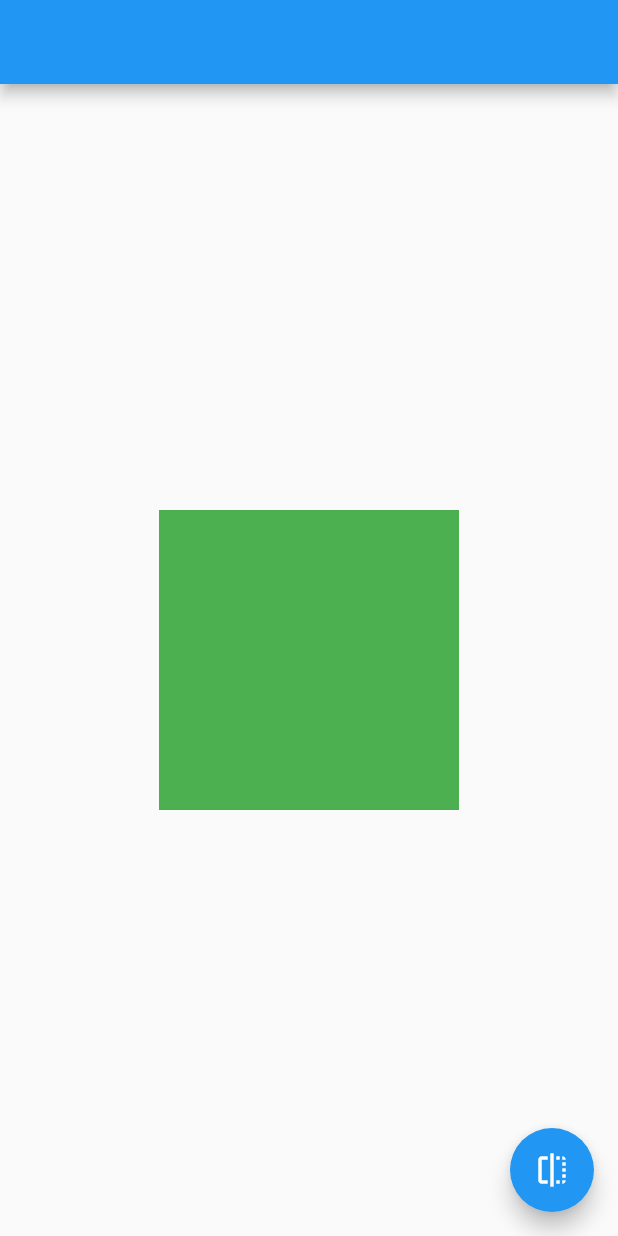
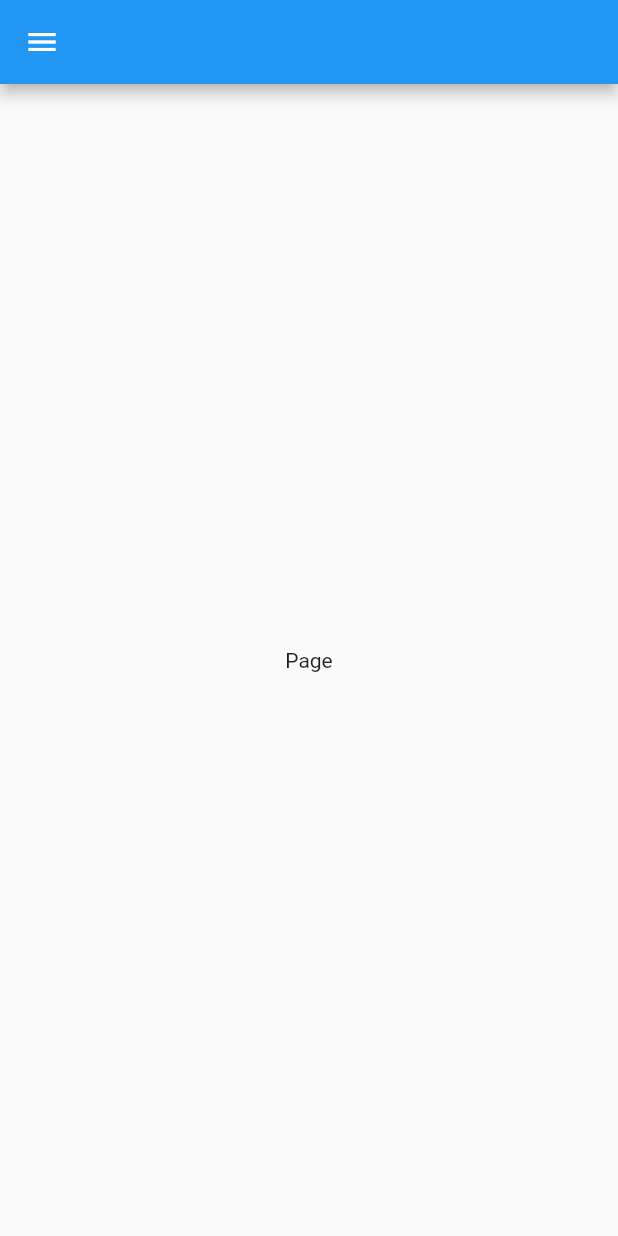
Before and after one commit to bahrie127/cookbook_flutter, a Flutter app: the screen it shows after launch, on a phone screen of 412 x 824 dp. Run offline on Flutter 3.47's test engine with Material 2 defaults, Android fonts, the light colour scheme and no system bars.

Commit message:
Add a Drawer to a screen

```diff
--- /dev/null
+++ b/lib/cookbook/design/drawer_screen.dart
@@ -0,0 +1,45 @@
+import 'package:flutter/material.dart';
+
+class DraawerDemo extends StatefulWidget {
+  const DraawerDemo({Key? key}) : super(key: key);
+
+  @override
+  _DraawerDemoState createState() => _DraawerDemoState();
+}
+
+class _DraawerDemoState extends State<DraawerDemo> {
+  @override
+  Widget build(BuildContext context) {
+    return Scaffold(
+      appBar: AppBar(),
+      body: const Center(
+        child: Text('Page'),
+      ),
+      drawer: Drawer(
+        child: ListView(
+          padding: EdgeInsets.zero,
+          children: [
+            const DrawerHeader(
+              child: Text('Header'),
+              decoration: BoxDecoration(
+                color: Colors.blue,
+              ),
+            ),
+            ListTile(
+              title: const Text('Item 1'),
+              onTap: () {
+                Navigator.pop(context);
+              },
+            ),
+            ListTile(
+              title: const Text('Item 2'),
+              onTap: () {
+                Navigator.pop(context);
+              },
+            )
+          ],
+        ),
+      ),
+    );
+  }
+}
--- a/lib/main.dart
+++ b/lib/main.dart
@@ -1,12 +1,13 @@
 import 'package:cookbook_flutter/cookbook/animation/fade_widget_in_out.dart';
 import 'package:cookbook_flutter/cookbook/animation/properties_container.dart';
 import 'package:cookbook_flutter/cookbook/animation/widget_using_physics_simulation.dart';
+import 'package:cookbook_flutter/cookbook/design/drawer_screen.dart';
 import 'package:flutter/material.dart';
 
 import 'cookbook/animation/page_route_transition.dart';
 
 void main() {
   runApp(const MaterialApp(
-    home: WidgetInOut(),
+    home: DraawerDemo(),
   ));
 }
```
